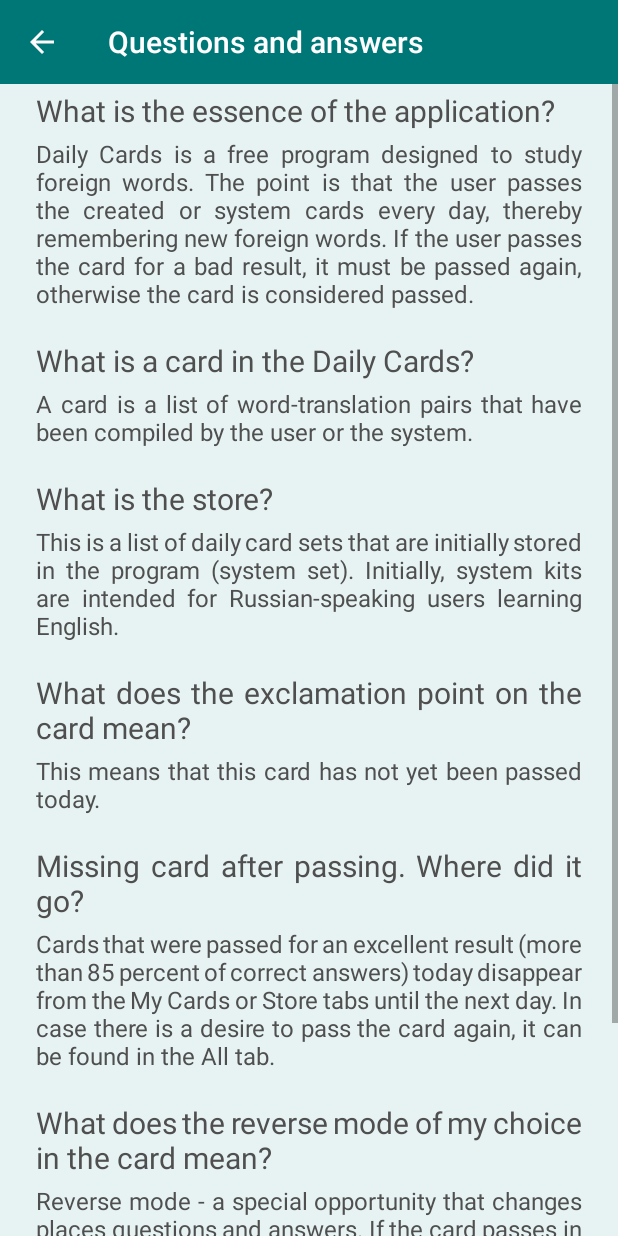
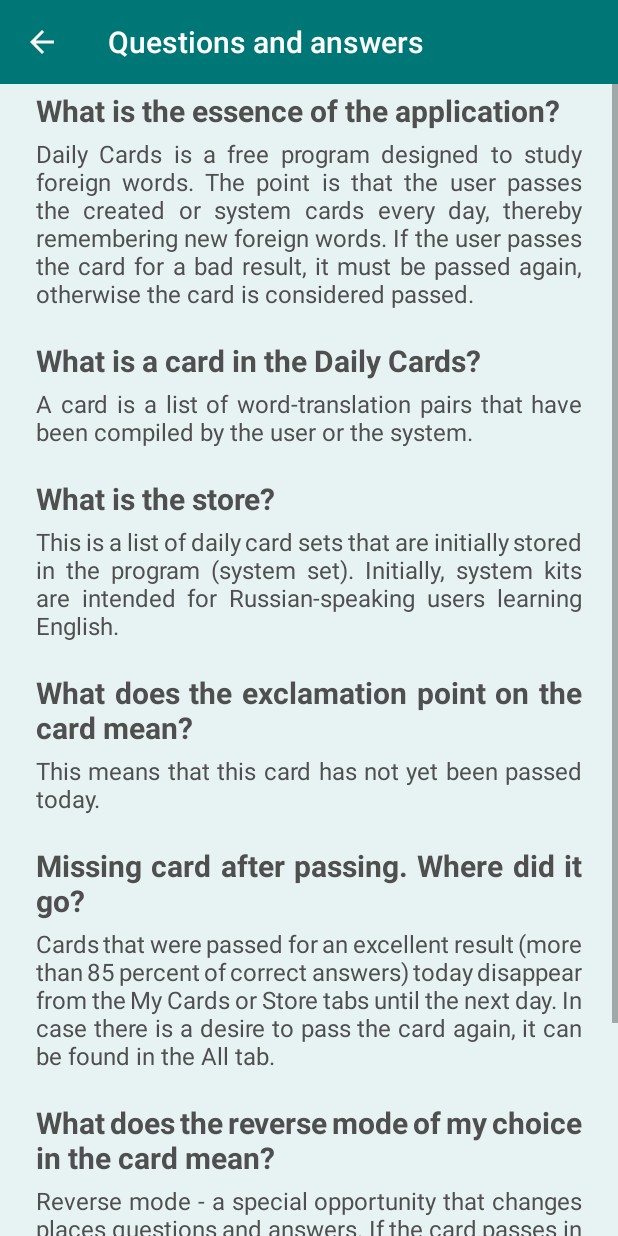
Before and after one commit to viacheslav-chugunov/daily-cards, an Android app: the QuestionsAndAnswersActivity screen opened directly, with no data from a screen before it, on a phone screen of 412 x 824 dp. Run offline under Robolectric (Android 15) with nearby library versions, the phone set to English and light mode, and no system bars; Roboto replaces fonts that are not available here.

Commit message:
bold questions on QA Activity

```diff
--- a/app/src/main/res/layout/activity_questions_and_answers.xml
+++ b/app/src/main/res/layout/activity_questions_and_answers.xml
@@ -29,7 +29,8 @@
                 android:layout_width="match_parent"
                 android:layout_height="wrap_content"
                 android:text="@string/info_question_1"
-                style="@style/BaseText" />
+                style="@style/BaseText"
+                android:textStyle="bold" />
 
             <TextView
                 android:id="@+id/info_answer_1"
@@ -44,7 +45,8 @@
                 android:layout_width="match_parent"
                 android:layout_height="wrap_content"
                 android:text="@string/info_question_2"
-                style="@style/BaseText" />
+                style="@style/BaseText"
+                android:textStyle="bold" />
 
             <TextView
                 android:id="@+id/info_answer_2"
@@ -59,7 +61,8 @@
                 android:layout_width="match_parent"
                 android:layout_height="wrap_content"
                 android:text="@string/info_question_3"
-                style="@style/BaseText" />
+                style="@style/BaseText"
+                android:textStyle="bold" />
 
             <TextView
                 android:id="@+id/info_answer_3"
@@ -74,7 +77,8 @@
                 android:layout_width="match_parent"
                 android:layout_height="wrap_content"
                 android:text="@string/info_question_4"
-                style="@style/BaseText" />
+                style="@style/BaseText"
+                android:textStyle="bold" />
 
             <TextView
                 android:id="@+id/info_answer_4"
@@ -89,7 +93,8 @@
                 android:layout_width="match_parent"
                 android:layout_height="wrap_content"
                 android:text="@string/info_question_5"
-                style="@style/BaseText" />
+                style="@style/BaseText"
+                android:textStyle="bold" />
 
             <TextView
                 android:id="@+id/info_answer_5"
@@ -104,7 +109,8 @@
                 android:layout_width="match_parent"
                 android:layout_height="wrap_content"
                 android:text="@string/info_question_6"
-                style="@style/BaseText" />
+                style="@style/BaseText"
+                android:textStyle="bold" />
 
             <TextView
                 android:id="@+id/info_answer_6"
@@ -119,7 +125,8 @@
                 android:layout_width="match_parent"
                 android:layout_height="wrap_content"
                 android:text="@string/info_question_7"
-                style="@style/BaseText" />
+                style="@style/BaseText"
+                android:textStyle="bold" />
 
             <TextView
                 android:id="@+id/info_answer_7"
```
